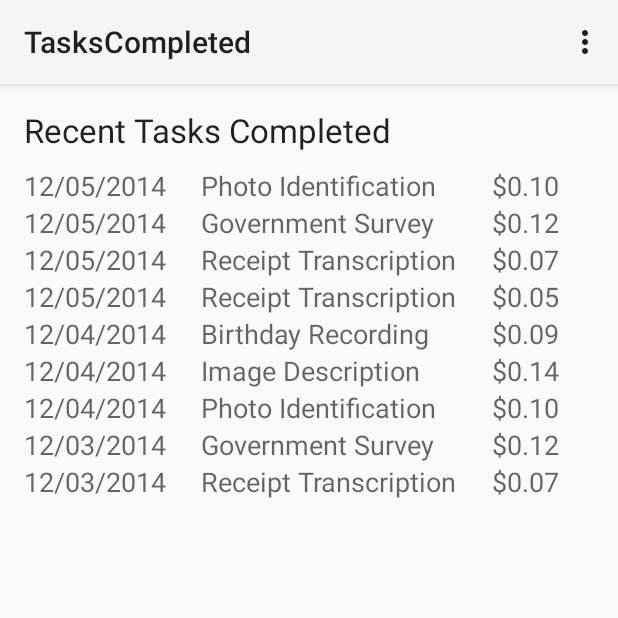
After one commit to JohnYangSam/mwork-android, an Android app: the TasksCompleted screen opened directly, with no data from a screen before it, on a phone screen of 412 x 824 dp, the top half of it. The commit adds this screen. Run offline under Robolectric (Android 15) with nearby library versions, the phone set to English and light mode, and no system bars.

Commit message:
photos, random tasks, and tasks completed all added

```diff
--- a/app/build.gradle
+++ b/app/build.gradle
@@ -21,4 +21,5 @@ dependencies {
     compile fileTree(dir: 'libs', include: ['*.jar'])
     compile 'com.google.android.gms:play-services:6.1.71'
     compile 'com.android.support:appcompat-v7:21.0.2'
+    compile 'com.android.support:support-v4:21.0.2'
 }
--- /dev/null
+++ b/app/src/main/java/com/siliconvalleyinsight/mwork/activities/TasksCompleted.java
@@ -0,0 +1,41 @@
+package com.siliconvalleyinsight.mwork.activities;
+
+import android.app.Activity;
+import android.support.v7.app.ActionBarActivity;
+import android.os.Bundle;
+import android.view.Menu;
+import android.view.MenuItem;
+
+import com.siliconvalleyinsight.mwork.R;
+
+public class TasksCompleted extends Activity {
+
+    @Override
+    protected void onCreate(Bundle savedInstanceState) {
+        super.onCreate(savedInstanceState);
+        setContentView(R.layout.activity_tasks_completed);
+    }
+
+
+    @Override
+    public boolean onCreateOptionsMenu(Menu menu) {
+        // Inflate the menu; this adds items to the action bar if it is present.
+        getMenuInflater().inflate(R.menu.menu_tasks_completed, menu);
+        return true;
+    }
+
+    @Override
+    public boolean onOptionsItemSelected(MenuItem item) {
+        // Handle action bar item clicks here. The action bar will
+        // automatically handle clicks on the Home/Up button, so long
+        // as you specify a parent activity in AndroidManifest.xml.
+        int id = item.getItemId();
+
+        //noinspection SimplifiableIfStatement
+        if (id == R.id.action_settings) {
+            return true;
+        }
+
+        return super.onOptionsItemSelected(item);
+    }
+}
--- a/app/src/main/java/com/siliconvalleyinsight/mwork/fragments/FragmentTaskSelectionTab.java
+++ b/app/src/main/java/com/siliconvalleyinsight/mwork/fragments/FragmentTaskSelectionTab.java
@@ -14,6 +14,7 @@ import com.siliconvalleyinsight.mwork.activities.LanguageSelectionActivity;
 import com.siliconvalleyinsight.mwork.activities.LoginActivity;
 import com.siliconvalleyinsight.mwork.activities.OneHandedTaskActivity;
 import com.siliconvalleyinsight.mwork.activities.PhotoTaskActivity;
+import com.siliconvalleyinsight.mwork.activities.RandomActivitySplash;
 import com.siliconvalleyinsight.mwork.activities.SecludedTaskStartActivity;
 import com.siliconvalleyinsight.mwork.activities.TwoHandedTaskActivity;
 
@@ -84,7 +85,7 @@ public class FragmentTaskSelectionTab extends Fragment implements View.OnClickLi
 
             case R.id.random_task_btn:
                 Log.v(TAG, "oneHandTaskBtn clicked");
-                intent = new Intent(getActivity(), TwoHandedTaskActivity.class);
+                intent = new Intent(getActivity(), RandomActivitySplash.class);
                 break;
         }
 
--- /dev/null
+++ b/app/src/main/res/layout/activity_tasks_completed.xml
@@ -0,0 +1,284 @@
+<RelativeLayout xmlns:android="http://schemas.android.com/apk/res/android"
+    xmlns:tools="http://schemas.android.com/tools" android:layout_width="match_parent"
+    android:layout_height="match_parent" android:paddingLeft="@dimen/activity_horizontal_margin"
+    android:paddingRight="@dimen/activity_horizontal_margin"
+    android:paddingTop="@dimen/activity_vertical_margin"
+    android:paddingBottom="@dimen/activity_vertical_margin"
+    tools:context="com.siliconvalleyinsight.mwork.TasksCompletedActivity">
+
+    <LinearLayout
+        android:orientation="vertical"
+        android:layout_width="fill_parent"
+        android:layout_height="fill_parent"
+        android:layout_alignParentTop="true"
+        android:layout_alignParentStart="true"
+        android:weightSum="1">
+
+        <TextView
+            android:layout_width="wrap_content"
+            android:layout_height="wrap_content"
+            android:textAppearance="?android:attr/textAppearanceLarge"
+            android:text="Recent Tasks Completed"
+            android:id="@+id/textView" />
+
+        <TableLayout
+            android:layout_width="match_parent"
+            android:layout_height="wrap_content"
+            android:layout_weight="0.74"
+            android:layout_marginTop="10dp">
+
+            <TableRow
+                android:id="@+id/task_completed_one"
+                android:layout_width="match_parent"
+                android:layout_height="wrap_content"
+                android:weightSum="3">
+
+                <TextView
+                    android:id="@+id/task_one_date"
+                    android:text="12/05/2014"
+                    android:textAppearance="?android:attr/textAppearanceMedium"
+                    android:layout_column="1"
+                    android:layout_weight="1"/>
+
+                <TextView
+                    android:id="@+id/task_one_name"
+                    android:text="Photo Identification"
+                    android:textAppearance="?android:attr/textAppearanceMedium"
+                    android:layout_column="2"
+                    android:layout_weight="1"/>
+
+                <TextView
+                    android:id="@+id/task_one_pay"
+                    android:text="$0.10"
+                    android:textAppearance="?android:attr/textAppearanceMedium"
+                    android:layout_column="3"
+                    android:layout_weight="1"/>
+            </TableRow>
+
+            <TableRow
+                android:id="@+id/task_completed_two"
+                android:layout_width="match_parent"
+                android:layout_height="wrap_content"
+                android:weightSum="3">
+
+                <TextView
+                    android:id="@+id/task_one_pay"
+                    android:text="12/05/2014"
+                    android:textAppearance="?android:attr/textAppearanceMedium"
+                    android:layout_column="1"
+                    android:layout_weight="1"/>
+
+                <TextView
+                    android:id="@+id/task_two_name"
+                    android:text="Government Survey"
+                    android:textAppearance="?android:attr/textAppearanceMedium"
+                    android:layout_column="2"
+                    android:layout_weight="1"/>
+
+                <TextView
+                    android:id="@+id/task_two_pay"
+                    android:text="$0.12"
+                    android:textAppearance="?android:attr/textAppearanceMedium"
+                    android:layout_column="3"
+                    android:layout_weight="1"/>
+            </TableRow>
+
+            <TableRow
+                android:id="@+id/task_completed_three"
+                android:layout_width="match_parent"
+                android:layout_height="wrap_content"
+                android:weightSum="3">
+
+                <TextView
+                    android:id="@+id/task_three_date"
+                    android:text="12/05/2014"
+                    android:textAppearance="?android:attr/textAppearanceMedium"
+                    android:layout_column="1"
+                    android:layout_weight="1"/>
+
+                <TextView
+                    android:id="@+id/task_three_name"
+                    android:text="Receipt Transcription"
+                    android:textAppearance="?android:attr/textAppearanceMedium"
+                    android:layout_column="2"
+                    android:layout_weight="1"/>
+
+                <TextView
+                    android:id="@+id/task_three_pay"
+                    android:text="$0.07"
+                    android:textAppearance="?android:attr/textAppearanceMedium"
+                    android:layout_column="3"
+                    android:layout_weight="1"/>
+            </TableRow>
+
+            <TableRow
+                android:id="@+id/task_completed_four"
+                android:layout_width="match_parent"
+                android:layout_height="wrap_content"
+                android:weightSum="3">
+
+                <TextView
+                    android:id="@+id/task_four_date"
+                    android:text="12/05/2014"
+                    android:textAppearance="?android:attr/textAppearanceMedium"
+                    android:layout_column="1"
+                    android:layout_weight="1"/>
+
+                <TextView
+                    android:id="@+id/task_four_name"
+                    android:text="Receipt Transcription"
+                    android:textAppearance="?android:attr/textAppearanceMedium"
+                    android:layout_column="2"
+                    android:layout_weight="1"/>
+
+                <TextView
+                    android:id="@+id/task_four_pay"
+                    android:text="$0.05"
+                    android:textAppearance="?android:attr/textAppearanceMedium"
+                    android:layout_column="3"
+                    android:layout_weight="1"/>
+            </TableRow>
+
+            <TableRow
+                android:id="@+id/task_completed_five"
+                android:layout_width="match_parent"
+                android:layout_height="wrap_content"
+                android:weightSum="3">
+
+                <TextView
+                    android:id="@+id/task_five_date"
+                    android:text="12/04/2014"
+                    android:textAppearance="?android:attr/textAppearanceMedium"
+                    android:layout_column="1"
+                    android:layout_weight="1"/>
+
+                <TextView
+                    android:id="@+id/task_five_name"
+                    android:text="Birthday Recording"
+                    android:textAppearance="?android:attr/textAppearanceMedium"
+                    android:layout_column="2"
+                    android:layout_weight="1"/>
+
+                <TextView
+                    android:id="@+id/task_five_pay"
+                    android:text="$0.09"
+                    android:textAppearance="?android:attr/textAppearanceMedium"
+                    android:layout_column="3"
+                    android:layout_weight="1"/>
+            </TableRow>
+
+            <TableRow
+                android:id="@+id/task_completed_six"
+                android:layout_width="match_parent"
+                android:layout_height="wrap_content"
+                android:weightSum="3">
+
+                <TextView
+                    android:id="@+id/task_six_date"
+                    android:text="12/04/2014"
+                    android:textAppearance="?android:attr/textAppearanceMedium"
+                    android:layout_column="1"
+                    android:layout_weight="1"/>
+
+                <TextView
+                    android:id="@+id/task_six_name"
+                    android:text="Image Description"
+                    android:textAppearance="?android:attr/textAppearanceMedium"
+                    android:layout_column="2"
+                    android:layout_weight="1"/>
+
+                <TextView
+                    android:id="@+id/task_six_pay"
+                    android:text="$0.14"
+                    android:textAppearance="?android:attr/textAppearanceMedium"
+                    android:layout_column="3"
+                    android:layout_weight="1"/>
+            </TableRow>
+
+            <TableRow
+                android:id="@+id/task_completed_seven"
+                android:layout_width="match_parent"
+                android:layout_height="wrap_content"
+                android:weightSum="3">
+
+                <TextView
+                    android:id="@+id/task_seven_date"
+                    android:text="12/04/2014"
+                    android:textAppearance="?android:attr/textAppearanceMedium"
+                    android:layout_column="1"
+                    android:layout_weight="1"/>
+
+                <TextView
+                    android:id="@+id/task_seven_name"
+                    android:text="Photo Identification"
+                    android:textAppearance="?android:attr/textAppearanceMedium"
+                    android:layout_column="2"
+                    android:layout_weight="1"/>
+
+                <TextView
+                    android:id="@+id/task_seven_pay"
+                    android:text="$0.10"
+                    android:textAppearance="?android:attr/textAppearanceMedium"
+                    android:layout_column="3"
+                    android:layout_weight="1"/>
+            </TableRow>
+
+            <TableRow
+                android:id="@+id/task_completed_eight"
+                android:layout_width="match_parent"
+                android:layout_height="wrap_content"
+                android:weightSum="3">
+
+                <TextView
+                    android:id="@+id/task_eight_pay"
+                    android:text="12/03/2014"
+                    android:textAppearance="?android:attr/textAppearanceMedium"
+                    android:layout_column="1"
+                    android:layout_weight="1"/>
+
+                <TextView
+                    android:id="@+id/task_eight_name"
+                    android:text="Government Survey"
+                    android:textAppearance="?android:attr/textAppearanceMedium"
+                    android:layout_column="2"
+                    android:layout_weight="1"/>
+
+                <TextView
+                    android:id="@+id/task_eight_pay"
+                    android:text="$0.12"
+                    android:textAppearance="?android:attr/textAppearanceMedium"
+                    android:layout_column="3"
+                    android:layout_weight="1"/>
+            </TableRow>
+
+            <TableRow
+                android:id="@+id/task_completed_"
+                android:layout_width="match_parent"
+                android:layout_height="wrap_content"
+                android:weightSum="3">
+
+                <TextView
+                    android:id="@+id/task_nine_date"
+                    android:text="12/03/2014"
+                    android:textAppearance="?android:attr/textAppearanceMedium"
+                    android:layout_column="1"
+                    android:layout_weight="1"/>
+
+                <TextView
+                    android:id="@+id/task_nine_name"
+                    android:text="Receipt Transcription"
+                    android:textAppearance="?android:attr/textAppearanceMedium"
+                    android:layout_column="2"
+                    android:layout_weight="1"/>
+
+                <TextView
+                    android:id="@+id/task_nine_pay"
+                    android:text="$0.07"
+                    android:textAppearance="?android:attr/textAppearanceMedium"
+                    android:layout_column="3"
+                    android:layout_weight="1"/>
+            </TableRow>
+
+        </TableLayout>
+    </LinearLayout>
+</RelativeLayout>
--- a/app/src/main/res/layout/fragment_payment_tab.xml
+++ b/app/src/main/res/layout/fragment_payment_tab.xml
@@ -99,6 +99,7 @@
                 android:textSize="24sp"
                 android:textStyle="bold"
                 android:textAppearance="?android:attr/textAppearanceSmall"
+                android:id="@+id/tasks_completed1"
                 android:text="@string/wage"
                 android:layout_row="1"
                 android:layout_column="1"
@@ -113,6 +114,7 @@
                 android:textSize="24sp"
                 android:textStyle="bold"
                 android:textAppearance="?android:attr/textAppearanceSmall"
+                android:id="@+id/tasks_completed2"
                 android:text="@string/tasks_completed"
                 android:layout_row="2"
                 android:layout_column="1" />
--- /dev/null
+++ b/app/src/main/res/menu/menu_tasks_completed.xml
@@ -0,0 +1,7 @@
+<menu xmlns:android="http://schemas.android.com/apk/res/android"
+    xmlns:app="http://schemas.android.com/apk/res-auto"
+    xmlns:tools="http://schemas.android.com/tools"
+    tools:context="com.siliconvalleyinsight.mwork.activities.TasksCompleted">
+    <item android:id="@+id/action_settings" android:title="@string/action_settings"
+        android:orderInCategory="100" app:showAsAction="never" />
+</menu>
--- /dev/null
+++ b/app/src/main/res/values-v11/styles.xml
@@ -0,0 +1,15 @@
+<resources>
+
+    <style name="FullscreenTheme" parent="android:Theme.Holo">
+        <item name="android:actionBarStyle">@style/FullscreenActionBarStyle</item>
+        <item name="android:windowActionBarOverlay">true</item>
+        <item name="android:windowBackground">@null</item>
+        <item name="metaButtonBarStyle">?android:attr/buttonBarStyle</item>
+        <item name="metaButtonBarButtonStyle">?android:attr/buttonBarButtonStyle</item>
+    </style>
+
+    <style name="FullscreenActionBarStyle" parent="android:Widget.Holo.ActionBar">
+        <item name="android:background">@color/black_overlay</item>
+    </style>
+
+</resources>
--- a/app/src/main/res/values/colors.xml
+++ b/app/src/main/res/values/colors.xml
@@ -1,9 +1,12 @@
 <?xml version="1.0" encoding="utf-8"?>
 <resources>
+
     <color name="white">#ffffffff</color>
     <color name="black">#ff000000</color>
     <color name="red">#FF0000</color>
     <color name="green2">#82a53d</color>
     <color name="green">#85B064</color>
     <color name="dark_gray">#555555</color>
+    <color name="black_overlay">#66000000</color>
+
 </resources>
--- a/app/src/main/res/values/strings.xml
+++ b/app/src/main/res/values/strings.xml
@@ -30,7 +30,7 @@
     <string-array name="languages_array">
         <item>English</item>
     </string-array>
-    // Simulated database for dog test pictures        <string-array name="dog_test_imgs">
+    // Simulated database for dog test pictures                <string-array name="dog_test_imgs">
         <item>@drawable/dog_test_1</item>
         <item>@drawable/dog_test_2</item>
         <item>@drawable/dog_test_3</item>
@@ -63,5 +63,9 @@
 
     <string name="title_activity_secluded_task_activity_base">SecludedTaskActivityBase</string>
     <string name="title_activity_photo_task">PhotoTaskActivity</string>
+    <string name="title_activity_random_activity_splash">RandomActivitySplash</string>
+    <string name="dummy_button">Dummy Button</string>
+    <string name="dummy_content">DUMMY\nCONTENT</string>
+    <string name="title_activity_tasks_completed">TasksCompleted</string>
 
 </resources>
--- a/app/src/main/res/values/styles.xml
+++ b/app/src/main/res/values/styles.xml
@@ -1,3 +1,4 @@
+<?xml version="1.0" encoding="utf-8"?>
 <resources>
 
     <!-- Base application theme. -->
@@ -13,4 +14,21 @@
         <item name="android:background">@color/green</item>
     </style>
 
+    <style name="FullscreenTheme" parent="android:Theme.NoTitleBar">
+        <item name="android:windowContentOverlay">@null</item>
+        <item name="android:windowBackground">@null</item>
+        <item name="metaButtonBarStyle">@style/ButtonBar</item>
+        <item name="metaButtonBarButtonStyle">@style/ButtonBarButton</item>
+    </style>
+
+    <style name="ButtonBar">
+        <item name="android:paddingLeft">2dp</item>
+        <item name="android:paddingTop">5dp</item>
+        <item name="android:paddingRight">2dp</item>
+        <item name="android:paddingBottom">0dp</item>
+        <item name="android:background">@android:drawable/bottom_bar</item>
+    </style>
+
+    <style name="ButtonBarButton" />
+
 </resources>
```
Also changed, not shown: app/src/main/AndroidManifest.xml (+18 -7 lines), app/src/main/java/com/siliconvalleyinsight/mwork/activities/HomeActivity.java (+9 -6 lines), app/src/main/java/com/siliconvalleyinsight/mwork/activities/PhotoTaskActivity.java (+57 -75 lines), app/src/main/java/com/siliconvalleyinsight/mwork/activities/RandomActivitySplash.java (added, +43 -0 lines), app/src/main/java/com/siliconvalleyinsight/mwork/fragments/FragmentPaymentTab.java (+21 -0 lines), app/src/main/res/layout/activity_random_activity_splash.xml (added, +27 -0 lines), app/src/main/res/values/attrs.xml (added, +12 -0 lines).
